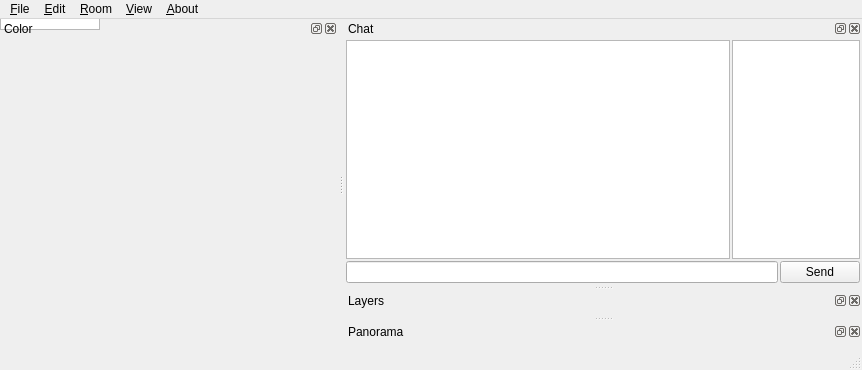
The window that src/painttyDesktop/widgets/mainwindow.ui (liuyanghejerry/painttyWidget) describes before a commit, drawn with Qt 5.
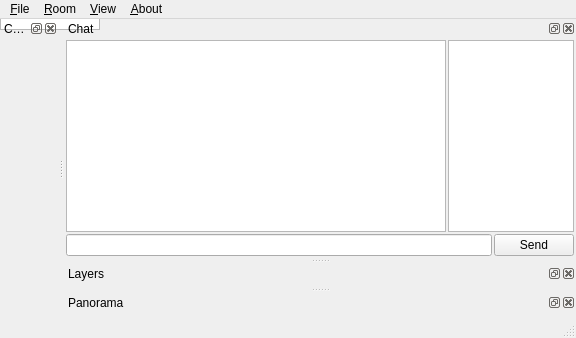
The same window after the commit. Icons and pictures are not drawn. Custom widgets are drawn as their Qt base class.

Patch:
```diff
--- a/src/painttyDesktop/widgets/mainwindow.ui
+++ b/src/painttyDesktop/widgets/mainwindow.ui
@@ -2,14 +2,6 @@
 <ui version="4.0">
  <class>MainWindow</class>
  <widget class="QMainWindow" name="MainWindow">
-  <property name="geometry">
-   <rect>
-    <x>0</x>
-    <y>0</y>
-    <width>862</width>
-    <height>370</height>
-   </rect>
-  </property>
   <property name="windowTitle">
    <string>Mr.Paint</string>
   </property>
@@ -18,16 +10,7 @@
     <normaloff>:/iconset/icon.png</normaloff>:/iconset/icon.png</iconset>
   </property>
   <widget class="CanvasContainer" name="centralWidget">
-   <widget class="Canvas" name="canvas" native="true">
-    <property name="geometry">
-     <rect>
-      <x>0</x>
-      <y>0</y>
-      <width>100</width>
-      <height>30</height>
-     </rect>
-    </property>
-   </widget>
+   <widget class="Canvas" name="canvas" native="true"/>
   </widget>
   <widget class="QDockWidget" name="dockWidget">
    <property name="windowTitle">
@@ -187,8 +170,8 @@
     <rect>
      <x>0</x>
      <y>0</y>
-     <width>862</width>
-     <height>23</height>
+     <width>856</width>
+     <height>21</height>
     </rect>
    </property>
    <widget class="QMenu" name="menu_File">
@@ -233,14 +216,7 @@
     <addaction name="menuClear_Canvas"/>
     <addaction name="actionClose_Room"/>
    </widget>
-   <widget class="QMenu" name="menu_Edit">
-    <property name="title">
-     <string>&amp;Edit</string>
-    </property>
-    <addaction name="actionConfiguration"/>
-   </widget>
    <addaction name="menu_File"/>
-   <addaction name="menu_Edit"/>
    <addaction name="menu_Room"/>
    <addaction name="menu_View"/>
    <addaction name="menu_About"/>
```
